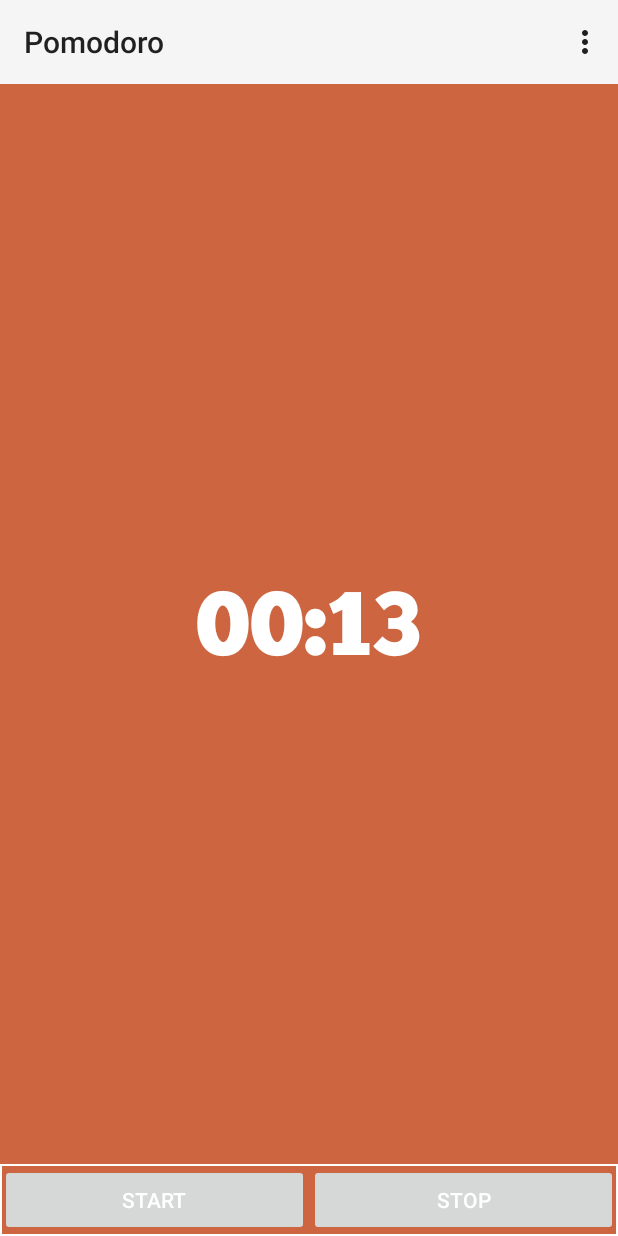
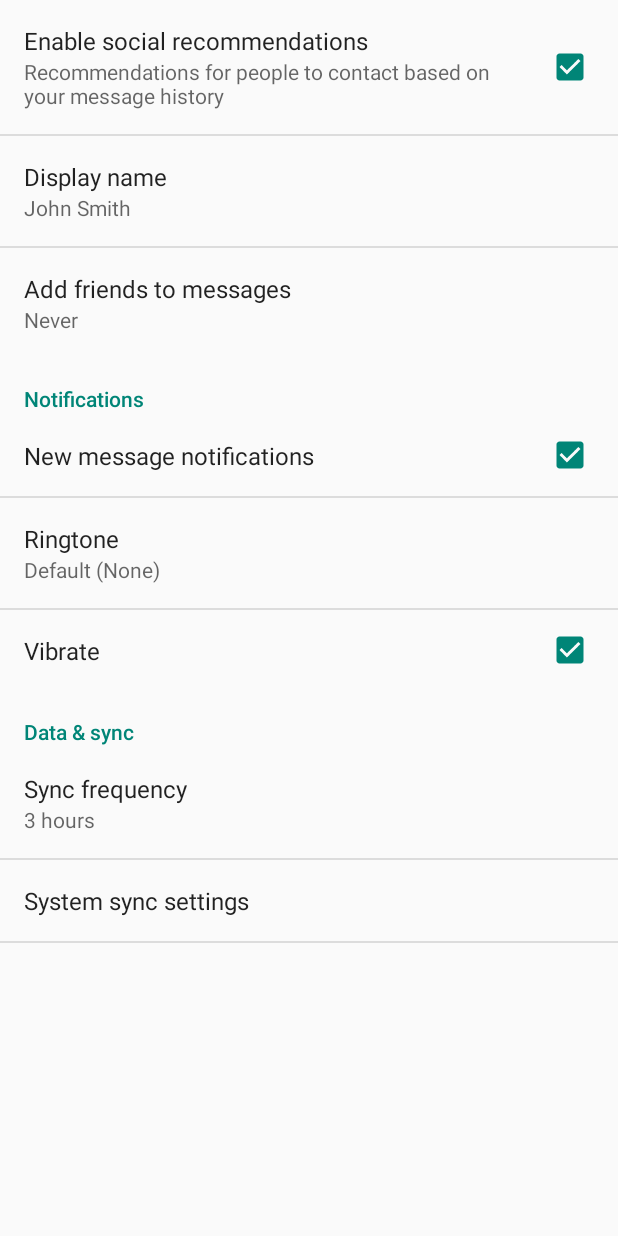
Before and after one commit to qqibrow/pomodoro, an Android app: the AlarmActivity screen opened directly, with no data from a screen before it, in the options menu, after a tap on "Settings", on a phone screen of 412 x 824 dp. Run offline under Robolectric (Android 15) with nearby library versions, the phone set to English and light mode, and no system bars; 1 statement that could not run was skipped.

Commit message:
Added switching between working mode and testing mode. Added a new SettingActivity. Haven't learnt how to use it.

```diff
--- a/app/build.gradle
+++ b/app/build.gradle
@@ -22,3 +22,6 @@ android {
         }
     }
 }
+dependencies {
+    compile 'com.android.support:support-v4:19.+'
+}
--- a/app/src/main/java/com/pomodoro/activities/AlarmActivity.java
+++ b/app/src/main/java/com/pomodoro/activities/AlarmActivity.java
@@ -6,6 +6,7 @@ import com.pomodoro.widgets.ProgressRingView;
 
 import android.app.AlertDialog;
 import android.content.DialogInterface;
+import android.content.SharedPreferences;
 import android.media.Ringtone;
 import android.media.RingtoneManager;
 import android.net.Uri;
@@ -22,6 +23,8 @@ import android.view.MenuItem;
 import android.view.View;
 import android.widget.Button;
 import android.widget.TextView;
+
+import java.util.concurrent.TimeUnit;
 
 public class AlarmActivity extends ActionBarActivity {
 
@@ -81,7 +84,24 @@ public class AlarmActivity extends ActionBarActivity {
         Typeface font = Typeface.createFromAsset(getAssets(), CHUNK_FIVE);
         timerText.setTypeface(font);
 
-        pomoTimer = new PomoTimer(ring, timerText, ringtone);
+        long workTime;
+        long restTime;
+        SharedPreferences sharedPref = this.getPreferences(Context.MODE_PRIVATE);
+        String defaultString = "None";
+        String workMode = sharedPref.getString(getString(R.string.saved_mode), defaultString);
+        if(workMode == "Work") {
+             workTime = TimeUnit.MILLISECONDS.convert(25, TimeUnit.MINUTES);
+            restTime = TimeUnit.MILLISECONDS.convert(5, TimeUnit.MINUTES);
+        } else if(workMode == "Test") {
+            workTime = TimeUnit.MILLISECONDS.convert(25, TimeUnit.SECONDS);
+            restTime = TimeUnit.MILLISECONDS.convert(5, TimeUnit.SECONDS);
+        } else {
+            // Cannot happen.
+            workTime = 0;
+            restTime = 0;
+        }
+
+        pomoTimer = new PomoTimer(ring, timerText, ringtone, workTime, restTime);
         pomoTimer.init();
     }
 
@@ -183,9 +203,30 @@ public class AlarmActivity extends ActionBarActivity {
 	public boolean onOptionsItemSelected(MenuItem item) {
 		int id = item.getItemId();
 		if (id == R.id.action_settings) {
+            Intent intent = new Intent(AlarmActivity.this, SettingsActivity.class);
+            startActivity(intent);
 		}
+        else if(id == R.id.action_test) {
+            toTestMode();
+        }else if(id == R.id.action_work) {
+            toWorkMode();
+        }
 		return super.onOptionsItemSelected(item);
 	}
+
+    private void toTestMode() {
+        SharedPreferences sharedPref = this.getPreferences(Context.MODE_PRIVATE);
+        SharedPreferences.Editor editor = sharedPref.edit();
+        editor.putString(getString(R.string.saved_mode), "Test");
+        editor.commit();
+    }
+
+    private void toWorkMode() {
+        SharedPreferences sharedPref = this.getPreferences(Context.MODE_PRIVATE);
+        SharedPreferences.Editor editor = sharedPref.edit();
+        editor.putString(getString(R.string.saved_mode), "Work");
+        editor.commit();
+    }
 
     private void popupNotification() {
         int mId = 17;
--- /dev/null
+++ b/app/src/main/java/com/pomodoro/activities/SettingsActivity.java
@@ -0,0 +1,255 @@
+package com.pomodoro.activities;
+
+import android.annotation.TargetApi;
+import android.content.Context;
+import android.content.res.Configuration;
+import android.media.Ringtone;
+import android.media.RingtoneManager;
+import android.net.Uri;
+import android.os.Build;
+import android.os.Bundle;
+import android.preference.ListPreference;
+import android.preference.Preference;
+import android.preference.PreferenceActivity;
+import android.preference.PreferenceCategory;
+import android.preference.PreferenceFragment;
+import android.preference.PreferenceManager;
+import android.preference.RingtonePreference;
+import android.text.TextUtils;
+import com.pomodoro.activities.R;
+
+import java.util.List;
+
+/**
+ * A {@link PreferenceActivity} that presents a set of application settings. On
+ * handset devices, settings are presented as a single list. On tablets,
+ * settings are split by category, with category headers shown to the left of
+ * the list of settings.
+ * <p>
+ * See <a href="http://developer.android.com/design/patterns/settings.html">
+ * Android Design: Settings</a> for design guidelines and the <a
+ * href="http://developer.android.com/guide/topics/ui/settings.html">Settings
+ * API Guide</a> for more information on developing a Settings UI.
+ */
+public class SettingsActivity extends PreferenceActivity {
+    /**
+     * Determines whether to always show the simplified settings UI, where
+     * settings are presented in a single list. When false, settings are shown
+     * as a master/detail two-pane view on tablets. When true, a single pane is
+     * shown on tablets.
+     */
+    private static final boolean ALWAYS_SIMPLE_PREFS = false;
+
+
+    @Override
+    protected void onPostCreate(Bundle savedInstanceState) {
+        super.onPostCreate(savedInstanceState);
+
+        setupSimplePreferencesScreen();
+    }
+
+    /**
+     * Shows the simplified settings UI if the device configuration if the
+     * device configuration dictates that a simplified, single-pane UI should be
+     * shown.
+     */
+    private void setupSimplePreferencesScreen() {
+        if (!isSimplePreferences(this)) {
+            return;
+        }
+
+        // In the simplified UI, fragments are not used at all and we instead
+        // use the older PreferenceActivity APIs.
+
+        // Add 'general' preferences.
+        addPreferencesFromResource(R.xml.pref_general);
+
+        // Add 'notifications' preferences, and a corresponding header.
+        PreferenceCategory fakeHeader = new PreferenceCategory(this);
+        fakeHeader.setTitle(R.string.pref_header_notifications);
+        getPreferenceScreen().addPreference(fakeHeader);
+        addPreferencesFromResource(R.xml.pref_notification);
+
+        // Add 'data and sync' preferences, and a corresponding header.
+        fakeHeader = new PreferenceCategory(this);
+        fakeHeader.setTitle(R.string.pref_header_data_sync);
+        getPreferenceScreen().addPreference(fakeHeader);
+        addPreferencesFromResource(R.xml.pref_data_sync);
+
+        // Bind the summaries of EditText/List/Dialog/Ringtone preferences to
+        // their values. When their values change, their summaries are updated
+        // to reflect the new value, per the Android Design guidelines.
+        bindPreferenceSummaryToValue(findPreference("example_text"));
+        bindPreferenceSummaryToValue(findPreference("example_list"));
+        bindPreferenceSummaryToValue(findPreference("notifications_new_message_ringtone"));
+        bindPreferenceSummaryToValue(findPreference("sync_frequency"));
+    }
+
+    /** {@inheritDoc} */
+    @Override
+    public boolean onIsMultiPane() {
+        return isXLargeTablet(this) && !isSimplePreferences(this);
+    }
+
+    /**
+     * Helper method to determine if the device has an extra-large screen. For
+     * example, 10" tablets are extra-large.
+     */
+    private static boolean isXLargeTablet(Context context) {
+        return (context.getResources().getConfiguration().screenLayout
+        & Configuration.SCREENLAYOUT_SIZE_MASK) >= Configuration.SCREENLAYOUT_SIZE_XLARGE;
+    }
+
+    /**
+     * Determines whether the simplified settings UI should be shown. This is
+     * true if this is forced via {@link #ALWAYS_SIMPLE_PREFS}, or the device
+     * doesn't have newer APIs like {@link PreferenceFragment}, or the device
+     * doesn't have an extra-large screen. In these cases, a single-pane
+     * "simplified" settings UI should be shown.
+     */
+    private static boolean isSimplePreferences(Context context) {
+        return ALWAYS_SIMPLE_PREFS
+                || Build.VERSION.SDK_INT < Build.VERSION_CODES.HONEYCOMB
+                || !isXLargeTablet(context);
+    }
+
+    /** {@inheritDoc} */
+    @Override
+    @TargetApi(Build.VERSION_CODES.HONEYCOMB)
+    public void onBuildHeaders(List<Header> target) {
+        if (!isSimplePreferences(this)) {
+            loadHeadersFromResource(R.xml.pref_headers, target);
+        }
+    }
+
+    /**
+     * A preference value change listener that updates the preference's summary
+     * to reflect its new value.
+     */
+    private static Preference.OnPreferenceChangeListener sBindPreferenceSummaryToValueListener = new Preference.OnPreferenceChangeListener() {
+        @Override
+        public boolean onPreferenceChange(Preference preference, Object value) {
+            String stringValue = value.toString();
+
+            if (preference instanceof ListPreference) {
+                // For list preferences, look up the correct display value in
+                // the preference's 'entries' list.
+                ListPreference listPreference = (ListPreference) preference;
+                int index = listPreference.findIndexOfValue(stringValue);
+
+                // Set the summary to reflect the new value.
+                preference.setSummary(
+                        index >= 0
+                                ? listPreference.getEntries()[index]
+                                : null);
+
+            } else if (preference instanceof RingtonePreference) {
+                // For ringtone preferences, look up the correct display value
+                // using RingtoneManager.
+                if (TextUtils.isEmpty(stringValue)) {
+                    // Empty values correspond to 'silent' (no ringtone).
+                    preference.setSummary(R.string.pref_ringtone_silent);
+
+                } else {
+                    Ringtone ringtone = RingtoneManager.getRingtone(
+                            preference.getContext(), Uri.parse(stringValue));
+
+                    if (ringtone == null) {
+                        // Clear the summary if there was a lookup error.
+                        preference.setSummary(null);
+                    } else {
+                        // Set the summary to reflect the new ringtone display
+                        // name.
+                        String name = ringtone.getTitle(preference.getContext());
+                        preference.setSummary(name);
+                    }
+                }
+
+            } else {
+                // For all other preferences, set the summary to the value's
+                // simple string representation.
+                preference.setSummary(stringValue);
+            }
+            return true;
+        }
+    };
+
+    /**
+     * Binds a preference's summary to its value. More specifically, when the
+     * preference's value is changed, its summary (line of text below the
+     * preference title) is updated to reflect the value. The summary is also
+     * immediately updated upon calling this method. The exact display format is
+     * dependent on the type of preference.
+     *
+     * @see #sBindPreferenceSummaryToValueListener
+     */
+    private static void bindPreferenceSummaryToValue(Preference preference) {
+        // Set the listener to watch for value changes.
+        preference.setOnPreferenceChangeListener(sBindPreferenceSummaryToValueListener);
+
+        // Trigger the listener immediately with the preference's
+        // current value.
+        sBindPreferenceSummaryToValueListener.onPreferenceChange(preference,
+                PreferenceManager
+                        .getDefaultSharedPreferences(preference.getContext())
+                        .getString(preference.getKey(), ""));
+    }
+
+    /**
+     * This fragment shows general preferences only. It is used when the
+     * activity is showing a two-pane settings UI.
+     */
+    @TargetApi(Build.VERSION_CODES.HONEYCOMB)
+    public static class GeneralPreferenceFragment extends PreferenceFragment {
+        @Override
+        public void onCreate(Bundle savedInstanceState) {
+            super.onCreate(savedInstanceState);
+            addPreferencesFromResource(R.xml.pref_general);
+
+            // Bind the summaries of EditText/List/Dialog/Ringtone preferences
+            // to their values. When their values change, their summaries are
+            // updated to reflect the new value, per the Android Design
+            // guidelines.
+            bindPreferenceSummaryToValue(findPreference("example_text"));
+            bindPreferenceSummaryToValue(findPreference("example_list"));
+        }
+    }
+
+    /**
+     * This fragment shows notification preferences only. It is used when the
+     * activity is showing a two-pane settings UI.
+     */
+    @TargetApi(Build.VERSION_CODES.HONEYCOMB)
+    public static class NotificationPreferenceFragment extends PreferenceFragment {
+        @Override
+        public void onCreate(Bundle savedInstanceState) {
+            super.onCreate(savedInstanceState);
+            addPreferencesFromResource(R.xml.pref_notification);
+
+            // Bind the summaries of EditText/List/Dialog/Ringtone preferences
+            // to their values. When their values change, their summaries are
+            // updated to reflect the new value, per the Android Design
+            // guidelines.
+            bindPreferenceSummaryToValue(findPreference("notifications_new_message_ringtone"));
+        }
+    }
+
+    /**
+     * This fragment shows data and sync preferences only. It is used when the
+     * activity is showing a two-pane settings UI.
+     */
+    @TargetApi(Build.VERSION_CODES.HONEYCOMB)
+    public static class DataSyncPreferenceFragment extends PreferenceFragment {
+        @Override
+        public void onCreate(Bundle savedInstanceState) {
+            super.onCreate(savedInstanceState);
+            addPreferencesFromResource(R.xml.pref_data_sync);
+
+            // Bind the summaries of EditText/List/Dialog/Ringtone preferences
+            // to their values. When their values change, their summaries are
+            // updated to reflect the new value, per the Android Design
+            // guidelines.
+            bindPreferenceSummaryToValue(findPreference("sync_frequency"));
+        }
+    }
+}
--- a/app/src/main/java/com/pomodoro/widgets/PomoTimer.java
+++ b/app/src/main/java/com/pomodoro/widgets/PomoTimer.java
@@ -27,8 +27,8 @@ public class PomoTimer extends RingTimer {
 
     private Ringtone ringtone;
 
-    private final long WORKING_TIME = TimeUnit.MILLISECONDS.convert(25, TimeUnit.SECONDS);
-    private final long REST_TIME = TimeUnit.MILLISECONDS.convert(5, TimeUnit.SECONDS);
+    private long workTime = TimeUnit.MILLISECONDS.convert(25, TimeUnit.SECONDS);
+    private long restTime = TimeUnit.MILLISECONDS.convert(5, TimeUnit.SECONDS);
 
     private final long SECOND = TimeUnit.MILLISECONDS.convert(1, TimeUnit.SECONDS);
 
@@ -36,11 +36,14 @@ public class PomoTimer extends RingTimer {
     boolean workMode;
 
     public PomoTimer(ProgressRingView ringView, TextView textView,
-                     Ringtone r) {
+                     Ringtone r, long workTime, long restTime) {
         super(ringView, textView);
         this.ringtone = r;
-        workMode = true;
-        setTimer(WORKING_TIME, SECOND);
+
+        this.workTime = workTime;
+        this.restTime = restTime;
+
+        toWorkMode();
     }
 
     @Override
@@ -70,11 +73,11 @@ public class PomoTimer extends RingTimer {
 
     public final void toWorkMode() {
         workMode = true;
-        setTimer(WORKING_TIME, SECOND);
+        setTimer(workTime, SECOND);
     }
 
     public final void toRestMode() {
         workMode = false;
-        setTimer(REST_TIME, SECOND);
+        setTimer(restTime, SECOND);
     }
 }
--- a/app/src/main/res/menu/alarm.xml
+++ b/app/src/main/res/menu/alarm.xml
@@ -5,4 +5,14 @@
         android:orderInCategory="100"
         android:title="@string/action_settings"/>
 
+    <item
+        android:id="@+id/action_test"
+        android:orderInCategory="100"
+        android:title="@string/action_test"/>
+
+    <item
+        android:id="@+id/action_work"
+        android:orderInCategory="100"
+        android:title="@string/action_work"/>
+
 </menu>
--- a/app/src/main/res/values/strings.xml
+++ b/app/src/main/res/values/strings.xml
@@ -13,4 +13,7 @@
     <string name="no_tasks">Start A New Task!</string>
     <string name="start_clock">START</string>
     <string name="stop_clock">STOP</string>
+    <string name="action_test">Test Mode</string>
+    <string name="action_work">Work Mode</string>
+    <string name="saved_mode">saved_mode</string>
 </resources>
--- /dev/null
+++ b/app/src/main/res/values/strings_activity_settings.xml
@@ -0,0 +1,59 @@
+<resources>
+        <string name="title_activity_settings">Settings</string>
+
+    <!-- Strings related to Settings -->
+
+    <!-- Example General settings -->
+    <string name="pref_header_general">General</string>
+
+    <string name="pref_title_social_recommendations">Enable social recommendations</string>
+    <string name="pref_description_social_recommendations">Recommendations for people to contact based on your message history</string>
+
+    <string name="pref_title_display_name">Display name</string>
+    <string name="pref_default_display_name">John Smith</string>
+
+    <string name="pref_title_add_friends_to_messages">Add friends to messages</string>
+    <string-array name="pref_example_list_titles">
+        <item>Always</item>
+        <item>When possible</item>
+        <item>Never</item>
+    </string-array>
+    <string-array name="pref_example_list_values">
+        <item>1</item>
+        <item>0</item>
+        <item>-1</item>
+    </string-array>
+
+    <!-- Example settings for Data & Sync -->
+    <string name="pref_header_data_sync">Data &amp; sync</string>
+
+    <string name="pref_title_sync_frequency">Sync frequency</string>
+    <string-array name="pref_sync_frequency_titles">
+        <item>15 minutes</item>
+        <item>30 minutes</item>
+        <item>1 hour</item>
+        <item>3 hours</item>
+        <item>6 hours</item>
+        <item>Never</item>
+    </string-array>
+    <string-array name="pref_sync_frequency_values">
+        <item>15</item>
+        <item>30</item>
+        <item>60</item>
+        <item>180</item>
+        <item>360</item>
+        <item>-1</item>
+    </string-array>
+
+    <string name="pref_title_system_sync_settings">System sync settings</string>
+
+    <!-- Example settings for Notifications -->
+    <string name="pref_header_notifications">Notifications</string>
+
+    <string name="pref_title_new_message_notifications">New message notifications</string>
+
+    <string name="pref_title_ringtone">Ringtone</string>
+    <string name="pref_ringtone_silent">Silent</string>
+
+    <string name="pref_title_vibrate">Vibrate</string>
+</resources>
--- /dev/null
+++ b/app/src/main/res/xml/pref_data_sync.xml
@@ -0,0 +1,21 @@
+<PreferenceScreen xmlns:android="http://schemas.android.com/apk/res/android">
+
+    <!-- NOTE: Hide buttons to simplify the UI. Users can touch outside the dialog to
+         dismiss it. -->
+    <!-- NOTE: ListPreference's summary should be set to its value by the activity code. -->
+    <ListPreference
+        android:key="sync_frequency"
+        android:title="@string/pref_title_sync_frequency"
+        android:entries="@array/pref_sync_frequency_titles"
+        android:entryValues="@array/pref_sync_frequency_values"
+        android:defaultValue="180"
+        android:negativeButtonText="@null"
+        android:positiveButtonText="@null" />
+
+    <!-- This preference simply launches an intent when selected. Use this UI sparingly, per
+         design guidelines. -->
+    <Preference android:title="@string/pref_title_system_sync_settings">
+        <intent android:action="android.settings.SYNC_SETTINGS" />
+    </Preference>
+
+</PreferenceScreen>
--- /dev/null
+++ b/app/src/main/res/xml/pref_general.xml
@@ -0,0 +1,33 @@
+<PreferenceScreen xmlns:android="http://schemas.android.com/apk/res/android">
+
+    <CheckBoxPreference
+        android:key="example_checkbox"
+        android:title="@string/pref_title_social_recommendations"
+        android:summary="@string/pref_description_social_recommendations"
+        android:defaultValue="true" />
+
+    <!-- NOTE: EditTextPreference accepts EditText attributes. -->
+    <!-- NOTE: EditTextPreference's summary should be set to its value by the activity code. -->
+    <EditTextPreference
+        android:key="example_text"
+        android:title="@string/pref_title_display_name"
+        android:defaultValue="@string/pref_default_display_name"
+        android:selectAllOnFocus="true"
+        android:inputType="textCapWords"
+        android:capitalize="words"
+        android:singleLine="true"
+        android:maxLines="1" />
+
+    <!-- NOTE: Hide buttons to simplify the UI. Users can touch outside the dialog to
+         dismiss it. -->
+    <!-- NOTE: ListPreference's summary should be set to its value by the activity code. -->
+    <ListPreference
+        android:key="example_list"
+        android:title="@string/pref_title_add_friends_to_messages"
+        android:defaultValue="-1"
+        android:entries="@array/pref_example_list_titles"
+        android:entryValues="@array/pref_example_list_values"
+        android:negativeButtonText="@null"
+        android:positiveButtonText="@null" />
+
+</PreferenceScreen>
--- /dev/null
+++ b/app/src/main/res/xml/pref_headers.xml
@@ -0,0 +1,17 @@
+<preference-headers xmlns:android="http://schemas.android.com/apk/res/android">
+
+    <!-- These settings headers are only used on tablets. -->
+
+    <header
+        android:fragment="com.pomodoro.activities.SettingsActivity$GeneralPreferenceFragment"
+        android:title="@string/pref_header_general" />
+
+    <header
+        android:fragment="com.pomodoro.activities.SettingsActivity$NotificationPreferenceFragment"
+        android:title="@string/pref_header_notifications" />
+
+    <header
+        android:fragment="com.pomodoro.activities.SettingsActivity$DataSyncPreferenceFragment"
+        android:title="@string/pref_header_data_sync" />
+
+</preference-headers>
--- /dev/null
+++ b/app/src/main/res/xml/pref_notification.xml
@@ -0,0 +1,27 @@
+<PreferenceScreen xmlns:android="http://schemas.android.com/apk/res/android">
+
+    <!-- A 'parent' preference, which enables/disables child preferences (below)
+         when checked/unchecked. -->
+    <CheckBoxPreference
+        android:key="notifications_new_message"
+        android:title="@string/pref_title_new_message_notifications"
+        android:defaultValue="true" />
+
+    <!-- Allows the user to choose a ringtone in the 'notification' category. -->
+    <!-- NOTE: This preference will be enabled only when the checkbox above is checked. -->
+    <!-- NOTE: RingtonePreference's summary should be set to its value by the activity code. -->
+    <RingtonePreference
+        android:dependency="notifications_new_message"
+        android:key="notifications_new_message_ringtone"
+        android:title="@string/pref_title_ringtone"
+        android:ringtoneType="notification"
+        android:defaultValue="content://settings/system/notification_sound" />
+
+    <!-- NOTE: This preference will be enabled only when the checkbox above is checked. -->
+    <CheckBoxPreference
+        android:dependency="notifications_new_message"
+        android:key="notifications_new_message_vibrate"
+        android:title="@string/pref_title_vibrate"
+        android:defaultValue="true" />
+
+</PreferenceScreen>
```
Also changed, not shown: app/src/main/AndroidManifest.xml (+8 -4 lines), 1 other file.
